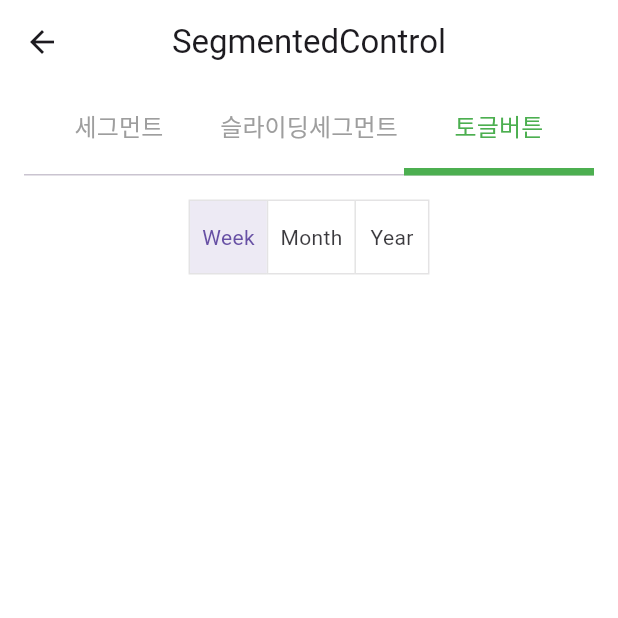
After one commit to bbarkse93/PracticeWidgets, a Flutter app: the CupertinoSegmentedControlPage screen opened by its route, tab 3 chosen, after a tap on "Week", on a phone screen of 412 x 824 dp, the top half of it. The commit adds this screen. Run offline on Flutter 3.47's test engine with Material 3 defaults, Android fonts, the light colour scheme and no system bars; our stand-ins replace syncfusion_flutter_charts.

Commit message:
segmentedControl

```diff
--- a/lib/component/move.dart
+++ b/lib/component/move.dart
@@ -1,4 +1,5 @@
 import 'package:flutter/cupertino.dart';
+import 'package:practice_widgets/test_widgets/cupertino_segmented_control/cupertinoSegmentedControlPage.dart';
 import 'package:practice_widgets/test_widgets/expansion_panel_list/expansionPanelListPage.dart';
 import 'package:practice_widgets/test_widgets/page_view/pageViewPage.dart';
 import 'package:practice_widgets/test_widgets/syncfusion_flutter_charts/syncfusionFlutterChartsPage.dart';
@@ -9,6 +10,7 @@ class Move {
   static String expansionPanelListPage = "/expansionPanelList";
   static String pageViewPage = "/pageView";
   static String syncfusionFlutterChartsPage = "/syncfusionFlutterCharts";
+  static String cupertinoSegmentedControlPage = "/cupertinoSegmentedControl";
 }
 
 Map<String, Widget Function(BuildContext)> getRouters() {
@@ -16,7 +18,7 @@ Map<String, Widget Function(BuildContext)> getRouters() {
     Move.testPage: (context) => TestPage(),
     Move.expansionPanelListPage: (context) => ExpansionPanelListPage(),
     Move.pageViewPage: (context) => PageViewPage(),
-    Move.syncfusionFlutterChartsPage: (context) =>
-        SyncfusionFlutterChartsPage(),
+    Move.syncfusionFlutterChartsPage: (context) => SyncfusionFlutterChartsPage(),
+    Move.cupertinoSegmentedControlPage: (context) => CupertinoSegmentedControlPage(),
   };
 }
--- a/lib/defaultPage.dart
+++ b/lib/defaultPage.dart
@@ -38,7 +38,13 @@ class DefaultPage extends StatelessWidget {
               widgetName: 'syncfusionFlutterCharts',
               onTap: () {
                 Navigator.of(context).pushNamed(Move.syncfusionFlutterChartsPage);
+              }),
+          TestComponent(
+              widgetName: 'cupertinoSegmentedControl',
+              onTap: () {
+                Navigator.of(context).pushNamed(Move.cupertinoSegmentedControlPage);
               })
+
 
         ],
       ),
--- /dev/null
+++ b/lib/test_widgets/cupertino_segmented_control/cupertinoSegmentedControlPage.dart
@@ -0,0 +1,77 @@
+import 'package:flutter/material.dart';
+import 'package:practice_widgets/test_widgets/cupertino_segmented_control/widgets/cupertinoSegmentedControl.dart';
+import 'package:practice_widgets/test_widgets/cupertino_segmented_control/widgets/cupertinoSlidingSegmentedControl.dart';
+import 'package:practice_widgets/test_widgets/cupertino_segmented_control/widgets/toggleButton.dart';
+
+class CupertinoSegmentedControlPage extends StatefulWidget {
+  const CupertinoSegmentedControlPage({super.key});
+
+  @override
+  State<CupertinoSegmentedControlPage> createState() =>
+      _CupertinoSegmentedControlPageState();
+}
+
+class _CupertinoSegmentedControlPageState
+    extends State<CupertinoSegmentedControlPage>
+    with SingleTickerProviderStateMixin {
+  late TabController tabController = TabController(
+    length: 3,
+    vsync: this,
+    initialIndex: 0,
+  );
+
+  @override
+  void dispose() {
+    tabController.dispose();
+    super.dispose();
+  }
+
+  @override
+  Widget build(BuildContext context) {
+    return Scaffold(
+      backgroundColor: Colors.white,
+      appBar: AppBar(
+        backgroundColor: Colors.white,
+        centerTitle: true,
+        title: const Text('SegmentedControl'),
+      ),
+      body: SafeArea(
+        child: Column(
+          children: [
+            _tabBar(),
+            Expanded(
+              child: TabBarView(
+                controller: tabController,
+                children: [
+                  CupertinoSegmentedControlExample(),
+                  CupertinoSlidingSegmentedControlExample(),
+                  ToggleButton()
+                ],
+              ),
+            ),
+          ],
+        ),
+      ),
+    );
+  }
+
+  PreferredSizeWidget _tabBar() {
+    return TabBar(
+      controller: tabController,
+      labelColor: Colors.green,
+      unselectedLabelColor: Colors.grey,
+      labelStyle: TextStyle(color: Colors.green, fontSize: 16.0),
+      unselectedLabelStyle: TextStyle(fontSize: 16.0),
+      indicatorColor: Colors.green,
+      indicatorWeight: 5.0,
+      indicatorSize: TabBarIndicatorSize.tab,
+      padding: EdgeInsets.symmetric(horizontal: 16.0),
+      labelPadding: EdgeInsets.symmetric(vertical: 5),
+      tabs: const [
+        Tab(text: "세그먼트"),
+        Tab(text: "슬라이딩세그먼트"),
+        Tab(text: "토글버튼"),
+      ],
+    );
+  }
+}
--- /dev/null
+++ b/lib/test_widgets/cupertino_segmented_control/widgets/cupertinoSegmentedControl.dart
@@ -0,0 +1,43 @@
+import 'package:flutter/cupertino.dart';
+import 'package:flutter/material.dart';
+
+class CupertinoSegmentedControlExample extends StatefulWidget {
+  const CupertinoSegmentedControlExample({super.key});
+
+  @override
+  State<CupertinoSegmentedControlExample> createState() =>
+      _CupertinoSegmentedControlExampleState();
+}
+
+class _CupertinoSegmentedControlExampleState
+    extends State<CupertinoSegmentedControlExample> {
+  String _selectedSegment = 'Week';
+
+  @override
+  Widget build(BuildContext context) {
+    return Column(
+      children: [
+        Padding(
+          padding: const EdgeInsets.all(16.0),
+          child: SizedBox(
+            width: double.infinity,
+            child: CupertinoSegmentedControl<String>(
+              children: const {
+                'Week': Text('Week'),
+                'Month': Text('Month'),
+                'Year': Text('Year'),
+              },
+              onValueChanged: (String value) {
+                setState(() {
+                  _selectedSegment = value;
+                });
+                print(value);
+              },
+              groupValue: _selectedSegment,
+            ),
+          ),
+        ),
+      ],
+    );
+  }
+}
--- /dev/null
+++ b/lib/test_widgets/cupertino_segmented_control/widgets/toggleButton.dart
@@ -0,0 +1,50 @@
+import 'package:flutter/material.dart';
+
+class ToggleButton extends StatefulWidget {
+  const ToggleButton({super.key});
+
+  @override
+  State<ToggleButton> createState() => _ToggleButtonState();
+}
+
+class _ToggleButtonState extends State<ToggleButton> {
+  List<bool> isSelected = [true, false, false];
+
+  @override
+  Widget build(BuildContext context) {
+    return SafeArea(
+      child: Column(
+        crossAxisAlignment: CrossAxisAlignment.center,
+        children: [
+          Padding(
+            padding: const EdgeInsets.all(16.0),
+            child: ToggleButtons(
+              isSelected: isSelected,
+              onPressed: (int index) {
+                setState(() {
+                  for (int i = 0; i < isSelected.length; i++) {
+                    isSelected[i] = i == index;
+                  }
+                });
+              },
+              children: <Widget>[
+                Padding(
+                  padding: const EdgeInsets.all(8.0),
+                  child: Text('Week'),
+                ),
+                Padding(
+                  padding: const EdgeInsets.all(8.0),
+                  child: Text('Month'),
+                ),
+                Padding(
+                  padding: const EdgeInsets.all(8.0),
+                  child: Text('Year'),
+                ),
+              ],
+            ),
+          ),
+        ],
+      ),
+    );
+  }
+}
```
Also changed, not shown: lib/test_widgets/cupertino_segmented_control/widgets/cupertinoSlidingSegmentedControl.dart (added, +43 -0 lines).
